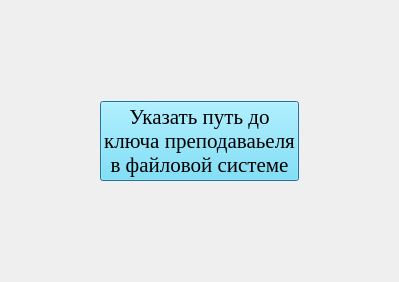
Before: the Qt Designer form qt_designer_ui/win_first_launch.ui in IvaMarin/Project-Network-Diagram-App, drawn with Qt 5.
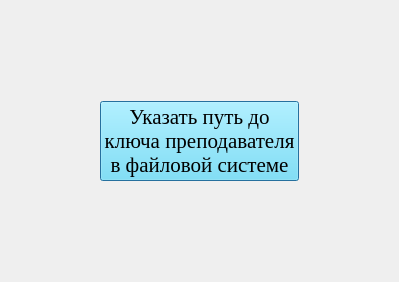
After: the same form once the commit is applied.

The edit to the form file:
```diff
--- a/qt_designer_ui/win_first_launch.ui
+++ b/qt_designer_ui/win_first_launch.ui
@@ -45,7 +45,7 @@
      </property>
      <property name="text">
       <string>Указать путь до
-ключа преподаваьеля
+ключа преподавателя
 в файловой системе</string>
      </property>
      <property name="checkable">
```
